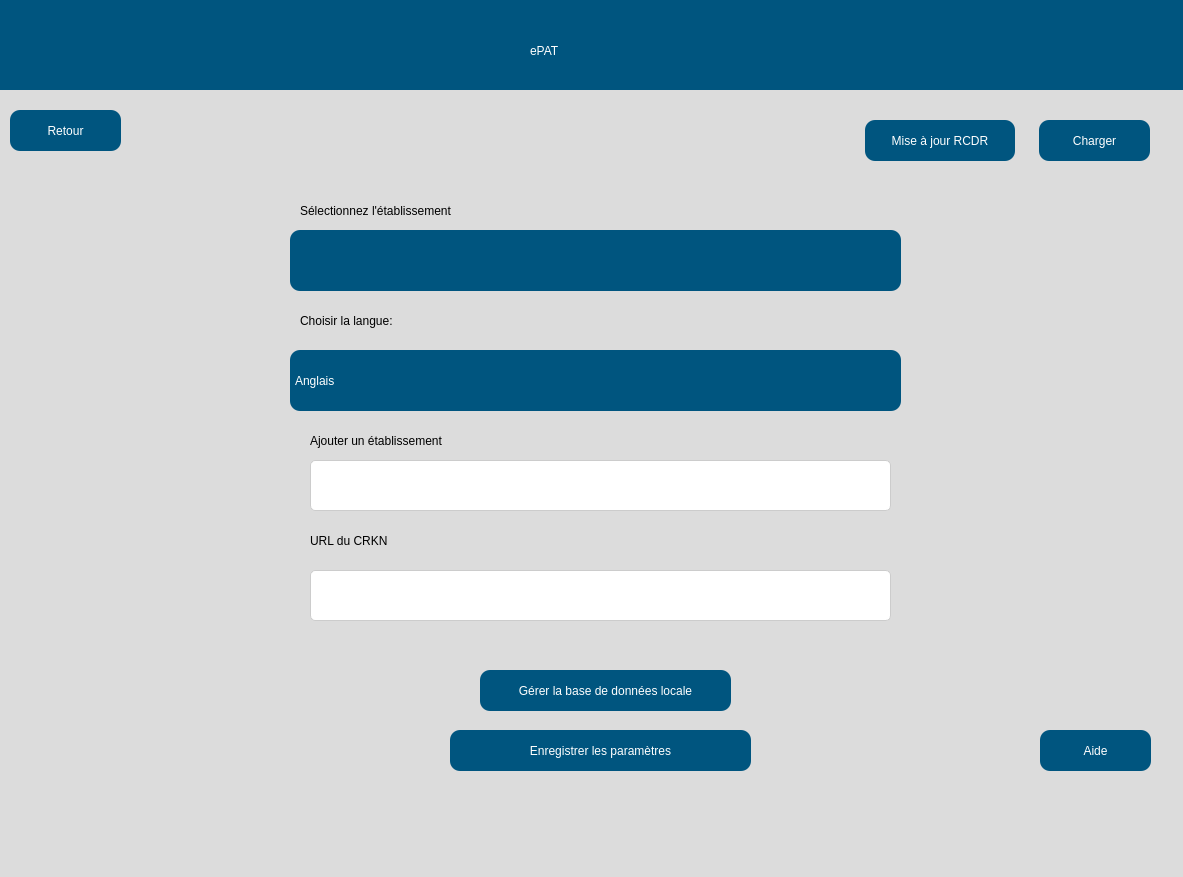
This is src/user_interface/french_settingsPage.ui in eppenney/eBook-Perpetual-Access-Rights-Tracker as Qt 5 draws it before an edit. The edited form follows.
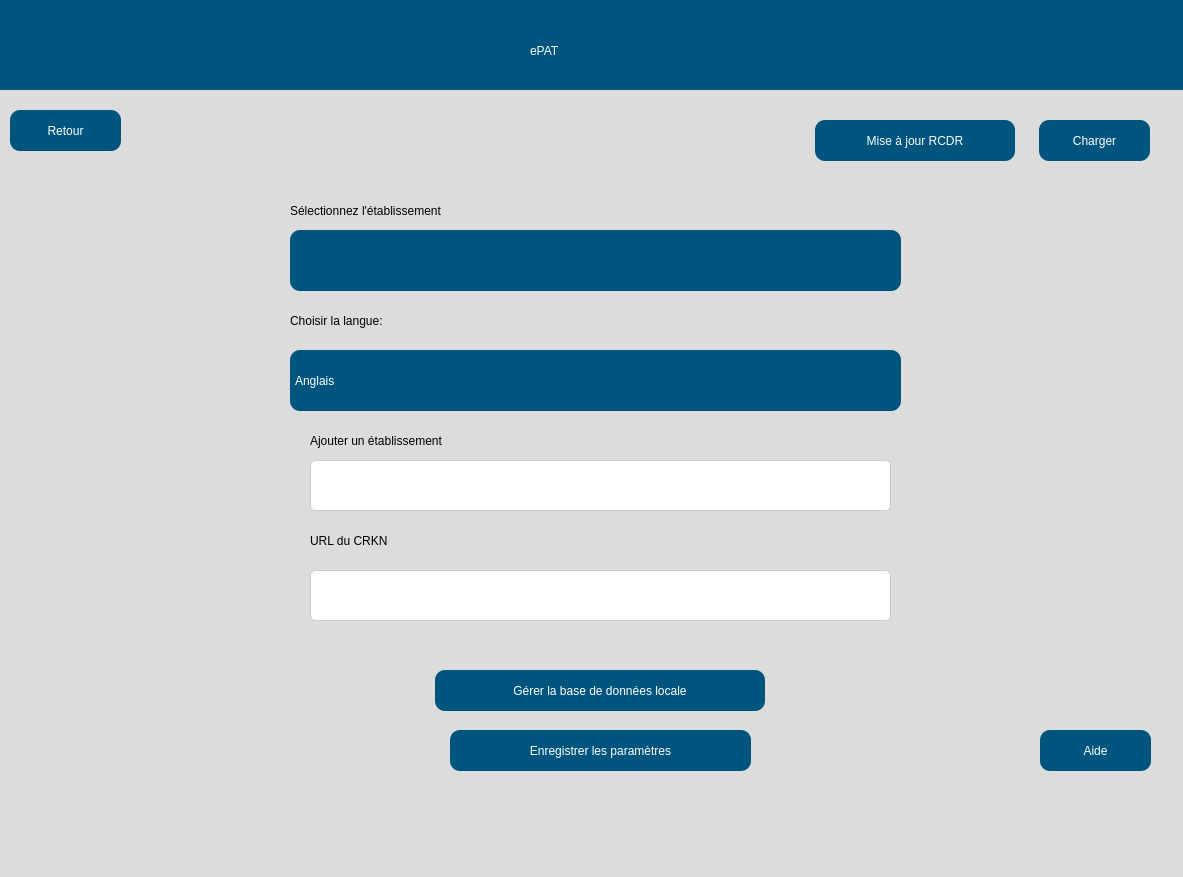
This is the edited form. Icons and pictures are not drawn.

Commit message: French text box and button sizing updates

Patch:
```diff
--- a/src/user_interface/french_settingsPage.ui
+++ b/src/user_interface/french_settingsPage.ui
@@ -121,9 +121,9 @@
    <widget class="QPushButton" name="updateCRKN">
     <property name="geometry">
      <rect>
-      <x>875</x>
+      <x>825</x>
       <y>120</y>
-      <width>150</width>
+      <width>200</width>
       <height>41</height>
      </rect>
     </property>
@@ -156,9 +156,9 @@
    <widget class="QLabel" name="UniversityLabel_5">
     <property name="geometry">
      <rect>
-      <x>310</x>
+      <x>300</x>
       <y>190</y>
-      <width>151</width>
+      <width>240</width>
       <height>41</height>
      </rect>
     </property>
@@ -219,7 +219,7 @@
      <rect>
       <x>320</x>
       <y>420</y>
-      <width>151</width>
+      <width>251</width>
       <height>41</height>
      </rect>
     </property>
@@ -234,7 +234,7 @@
    <widget class="QLabel" name="UniversityLabel_7">
     <property name="geometry">
      <rect>
-      <x>310</x>
+      <x>300</x>
       <y>300</y>
       <width>151</width>
       <height>41</height>
@@ -421,9 +421,9 @@
    <widget class="QPushButton" name="manageDatabase">
     <property name="geometry">
      <rect>
-      <x>490</x>
+      <x>445</x>
       <y>670</y>
-      <width>251</width>
+      <width>330</width>
       <height>41</height>
      </rect>
     </property>
```
